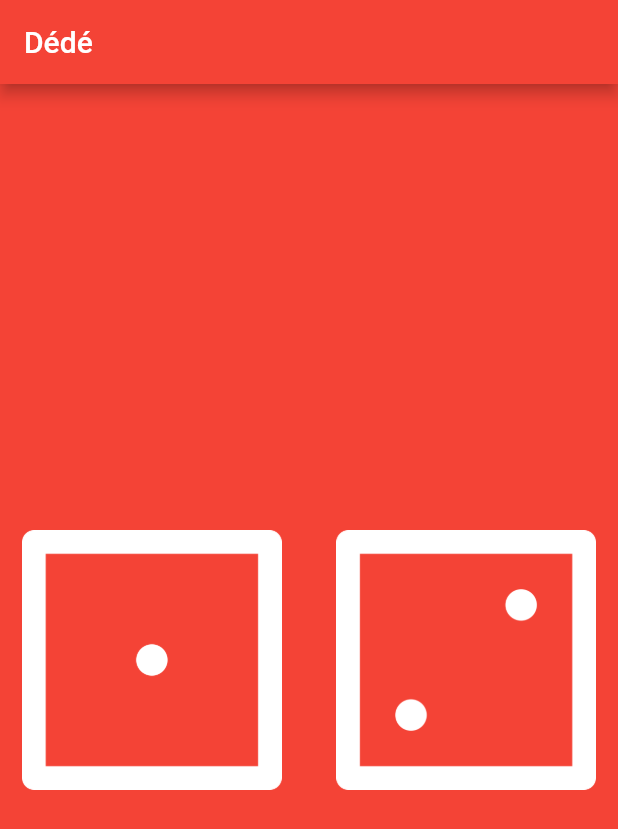
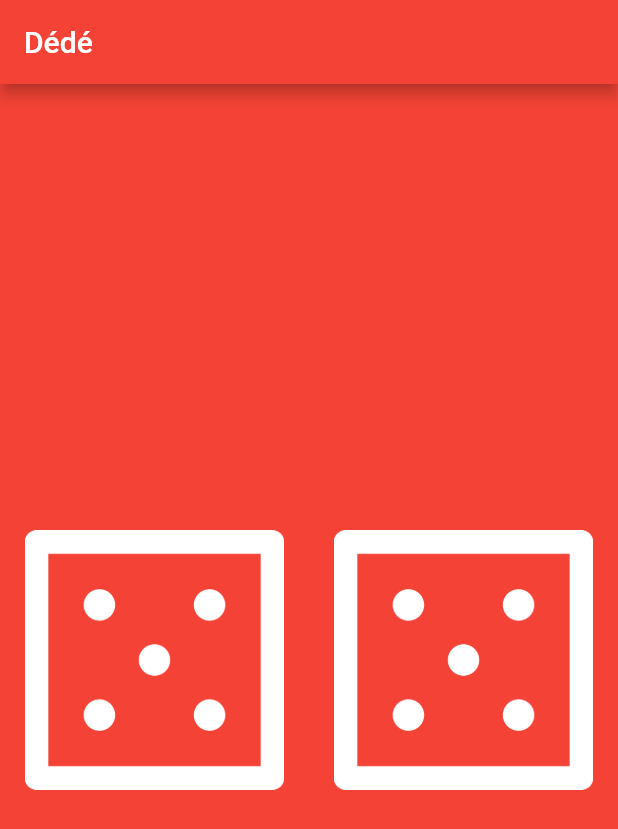
Before and after one commit to taip6494/dede, a Flutter app: the screen it shows after launch, on a phone screen of 412 x 824 dp. Shown: the top 829 px of the screen. Run offline on Flutter 3.47's test engine with Material 2 defaults, Android fonts, the phone set to English and light mode, and no system bars.

```diff
--- a/lib/main.dart
+++ b/lib/main.dart
@@ -16,6 +16,7 @@ void main() {
 }
 
 class DicePage extends StatelessWidget {
+  var leftDiceNumber = 5;
   @override
   Widget build(BuildContext context) {
     double deviceWidth = MediaQuery.of(context).size.width;
@@ -25,27 +26,25 @@ class DicePage extends StatelessWidget {
         child: Row(
           children: [
             Expanded(
-              child: TextButton (
+              child: TextButton(
+                onPressed: () {},
                 child: Image.asset(
-                  'images/dice1.png',
+                  'images/dice$leftDiceNumber.png',
                   width: deviceWidth * 0.42,
                   height: deviceHeight * 0.42,
                 ),
-                onPressed: () {},
               ),
             ),
-            Text("  "),
             Expanded(
-              child: TextButton (
+              child: TextButton(
+                onPressed: () {},
                 child: Image.asset(
-                  'images/dice2.png',
+                  'images/dice$leftDiceNumber.png',
                   width: deviceWidth * 0.42,
                   height: deviceHeight * 0.42,
                 ),
-                onPressed: () {},
               ),
-              ),
-
+            ),
           ],
         ),
       ),
```
